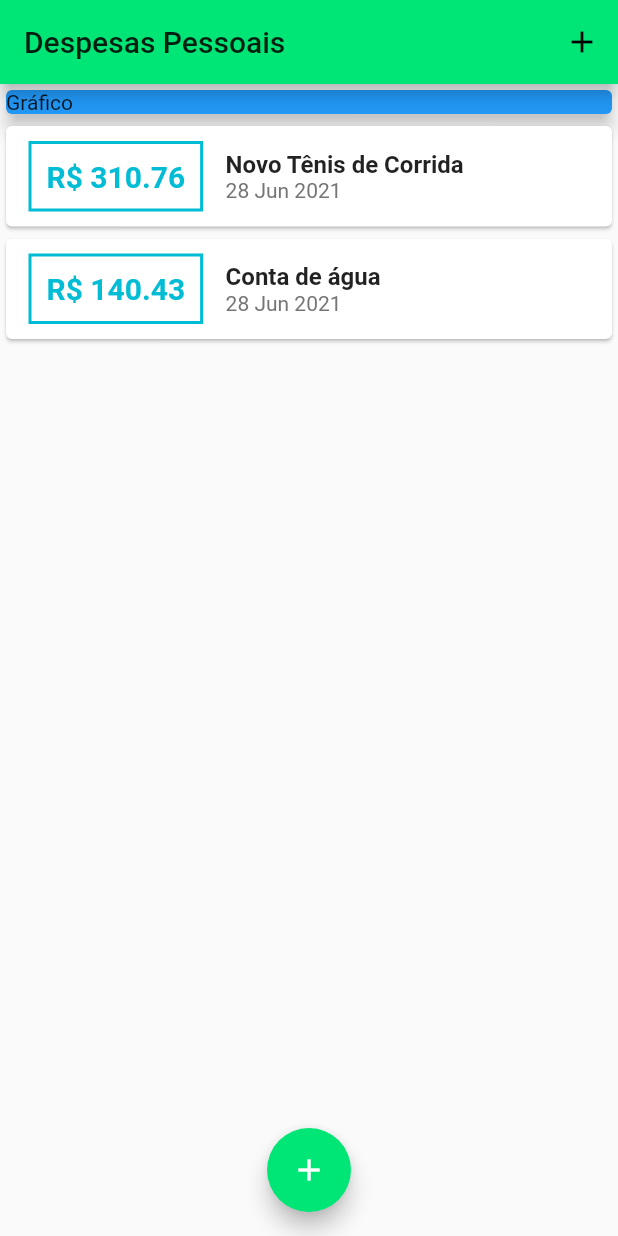
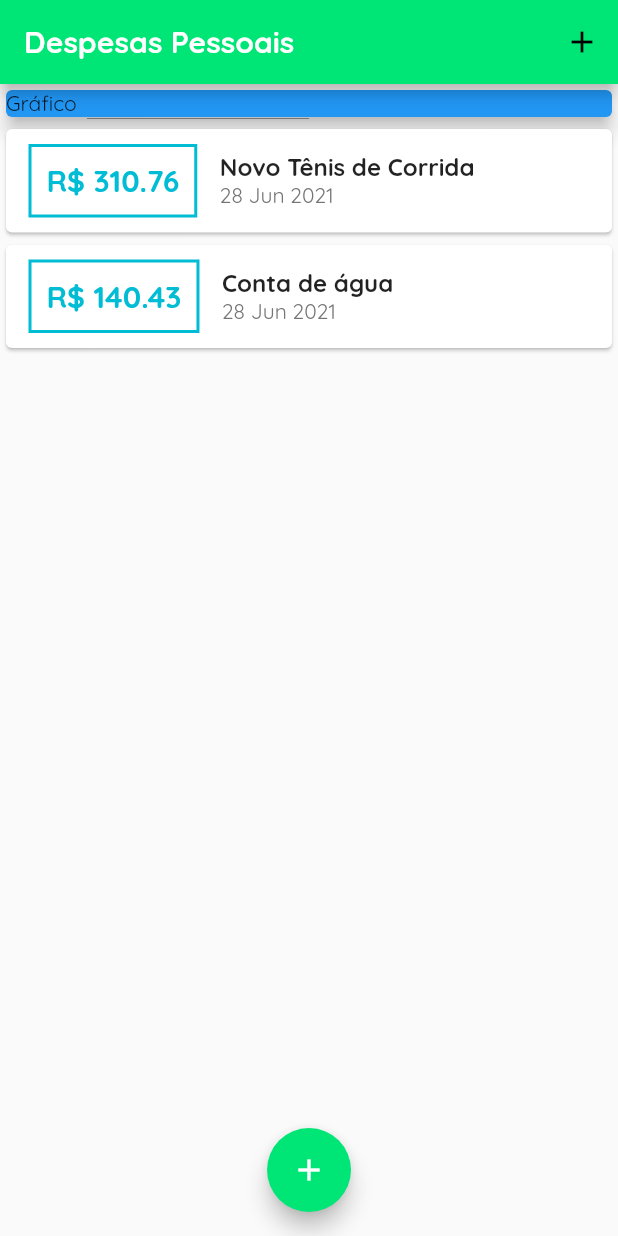
Before and after one commit to isaacwrk/Expenses-flutter, a Flutter app: the screen it shows after launch, on a phone screen of 412 x 824 dp. Run offline on Flutter 3.47's test engine with Material 2 defaults, Android fonts, the phone set to English and light mode, and no system bars.

Commit message:
inserindo novas fontes no projeto e alterações no theme

```diff
--- a/lib/main.dart
+++ b/lib/main.dart
@@ -20,6 +20,16 @@ class ExpensesApp extends StatelessWidget {
       theme: ThemeData(
         primarySwatch: Colors.cyan,
         accentColor: Colors.red,
+        fontFamily: 'QuickSand',
+        appBarTheme: AppBarTheme(
+          textTheme: ThemeData.light().textTheme.copyWith(
+            headline6:TextStyle(
+              fontFamily:'QuickSand',
+              fontSize:20,
+              fontWeight: FontWeight.bold
+            )
+          )
+        )
       ),
     );
   }
```
Also changed, not shown: pubspec.yaml (+11 -11 lines), assets/fonts/OpenSans-Bold.ttf (added), assets/fonts/OpenSans-Regular.ttf (added), assets/fonts/Quicksand-Bold.ttf (added), assets/fonts/Quicksand-Light.ttf (added), assets/fonts/Quicksand-Medium.ttf (added), assets/fonts/Quicksand-Regular.ttf (added).
